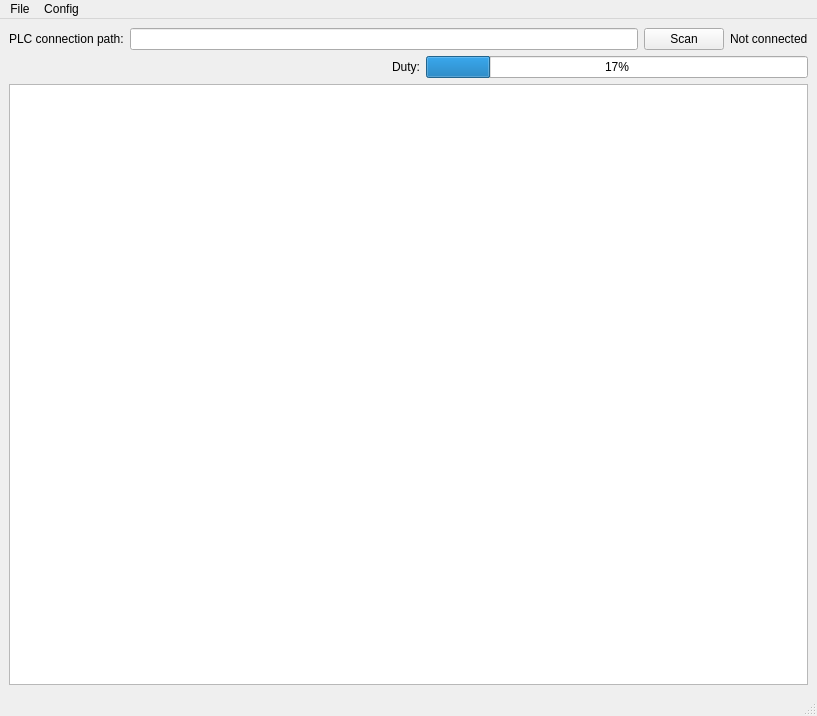
Qt form ui/cn_diag_tool.main.ui (DamirKh/plc_se) before a commit.
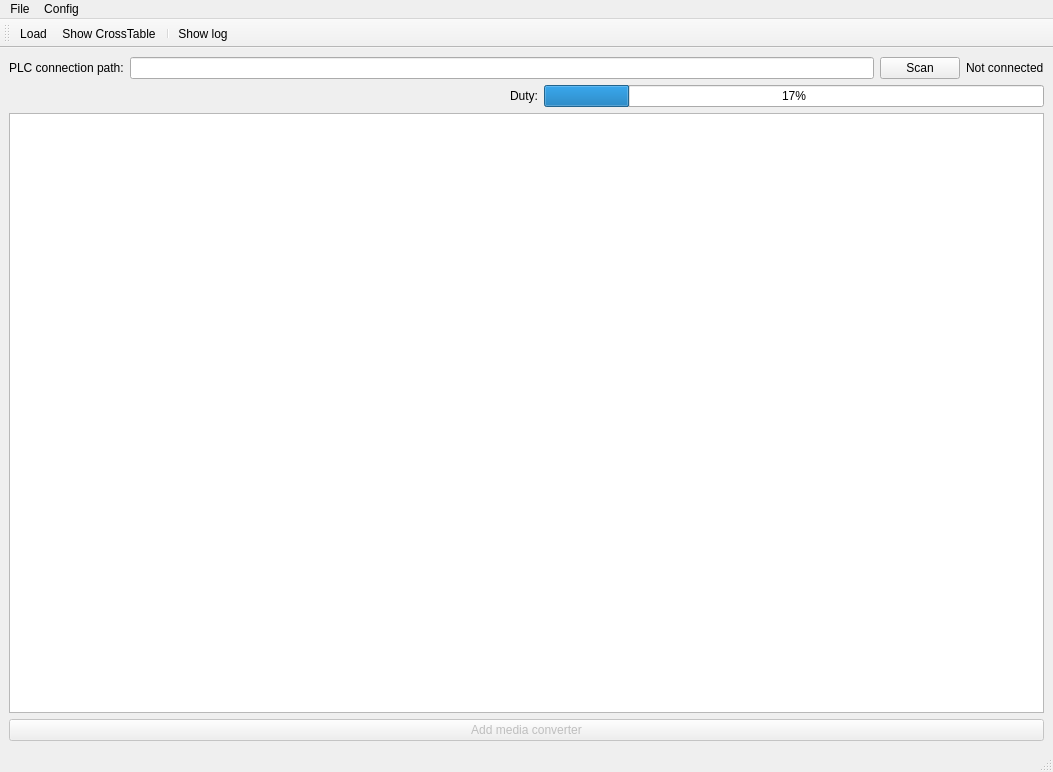
The same form after that commit. Icons and pictures are not drawn. Custom widgets are drawn as their Qt base class.

What changed in the file:
```diff
--- a/ui/cn_diag_tool.main.ui
+++ b/ui/cn_diag_tool.main.ui
@@ -6,8 +6,8 @@
    <rect>
     <x>0</x>
     <y>0</y>
-    <width>817</width>
-    <height>716</height>
+    <width>1053</width>
+    <height>772</height>
    </rect>
   </property>
   <property name="minimumSize">
@@ -84,7 +84,20 @@
      </layout>
     </item>
     <item>
-     <widget class="QTableWidget" name="tableWidget"/>
+     <widget class="DraggableTableWidget" name="tableWidget"/>
+    </item>
+    <item>
+     <widget class="QPushButton" name="pushButtonAddMediaConverter">
+      <property name="enabled">
+       <bool>false</bool>
+      </property>
+      <property name="text">
+       <string>Add media converter</string>
+      </property>
+      <property name="flat">
+       <bool>false</bool>
+      </property>
+     </widget>
     </item>
    </layout>
   </widget>
@@ -93,7 +106,7 @@
     <rect>
      <x>0</x>
      <y>0</y>
-     <width>817</width>
+     <width>1053</width>
      <height>19</height>
     </rect>
    </property>
@@ -117,6 +130,21 @@
    <addaction name="menuConfig_2"/>
   </widget>
   <widget class="QStatusBar" name="statusbar"/>
+  <widget class="QToolBar" name="toolBar">
+   <property name="windowTitle">
+    <string>toolBar</string>
+   </property>
+   <attribute name="toolBarArea">
+    <enum>TopToolBarArea</enum>
+   </attribute>
+   <attribute name="toolBarBreak">
+    <bool>false</bool>
+   </attribute>
+   <addaction name="actionLoad"/>
+   <addaction name="actionShow_CrossTable"/>
+   <addaction name="separator"/>
+   <addaction name="actionShow_log"/>
+  </widget>
   <action name="actionLoad">
    <property name="icon">
     <iconset theme="document-open">
@@ -170,7 +198,22 @@
     <string>Show log</string>
    </property>
   </action>
+  <action name="actionShow_CrossTable">
+   <property name="icon">
+    <iconset theme="x-office-spreadsheet"/>
+   </property>
+   <property name="text">
+    <string>Show CrossTable</string>
+   </property>
+  </action>
  </widget>
+ <customwidgets>
+  <customwidget>
+   <class>DraggableTableWidget</class>
+   <extends>QTableWidget</extends>
+   <header>DragTable.h</header>
+  </customwidget>
+ </customwidgets>
  <resources/>
  <connections/>
  <slots>
```
Left out of the diff: 21 changed lines with no effect on the pictures.
